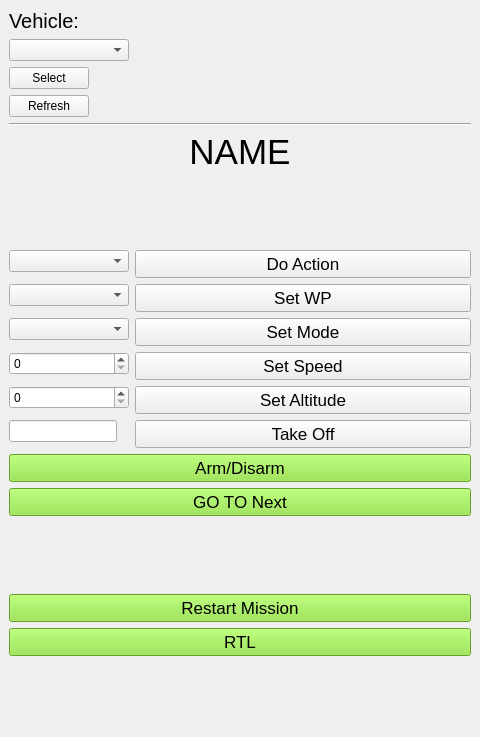
Before: the Qt Designer form src/main/python/gust/gui/ui/commands_window.ui in drjdlarson/gust, drawn with Qt 5.
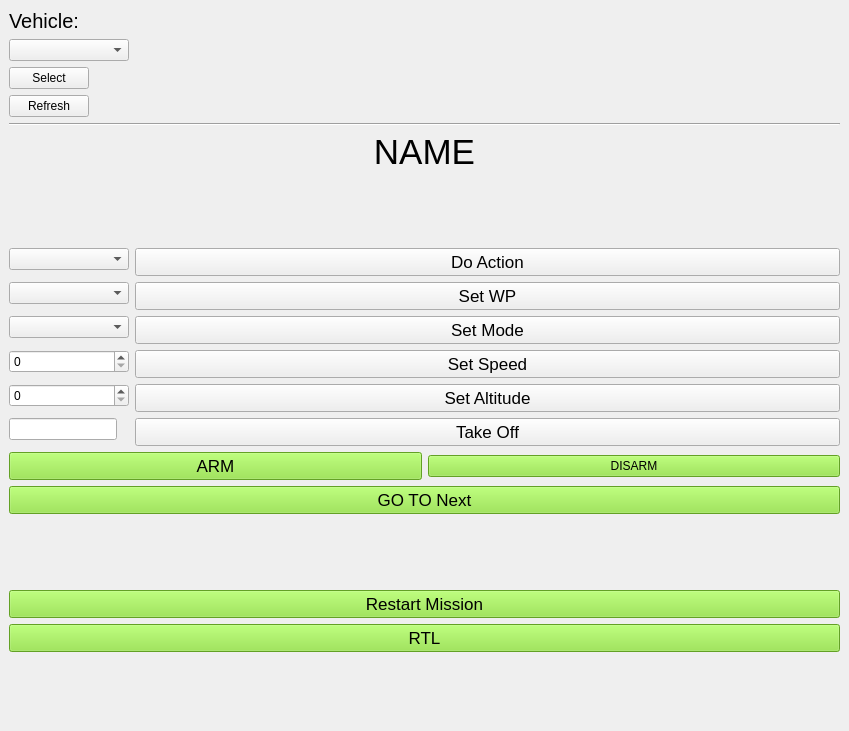
After: the same form once the commit is applied.

The edit to the form file:
```diff
--- a/src/main/python/gust/gui/ui/commands_window.ui
+++ b/src/main/python/gust/gui/ui/commands_window.ui
@@ -6,8 +6,8 @@
    <rect>
     <x>0</x>
     <y>0</y>
-    <width>480</width>
-    <height>737</height>
+    <width>849</width>
+    <height>731</height>
    </rect>
   </property>
   <property name="windowTitle">
@@ -237,7 +237,9 @@
      </layout>
     </item>
     <item>
-     <widget class="QPushButton" name="pushButton_arm_dis">
+     <layout class="QHBoxLayout" name="horizontalLayout">
+      <item>
+       <widget class="QPushButton" name="pushButton_arm">
       <property name="font">
        <font>
         <pointsize>13</pointsize>
@@ -247,9 +249,21 @@
        <string notr="true">background-color: rgb(138, 226, 52);</string>
       </property>
       <property name="text">
-       <string>Arm/Disarm</string>
-      </property>
-     </widget>
+         <string>ARM</string>
+        </property>
+       </widget>
+      </item>
+      <item>
+       <widget class="QPushButton" name="pushButton_disarm">
+        <property name="styleSheet">
+         <string notr="true">background-color: rgb(138, 226, 52);</string>
+        </property>
+        <property name="text">
+         <string>DISARM</string>
+        </property>
+       </widget>
+      </item>
+     </layout>
     </item>
     <item>
      <widget class="QPushButton" name="pushButton_goto_next">
```
Left out of the diff: 2 changed lines with no effect on the pictures. Lines whose indentation alone changed are shown as unchanged.
